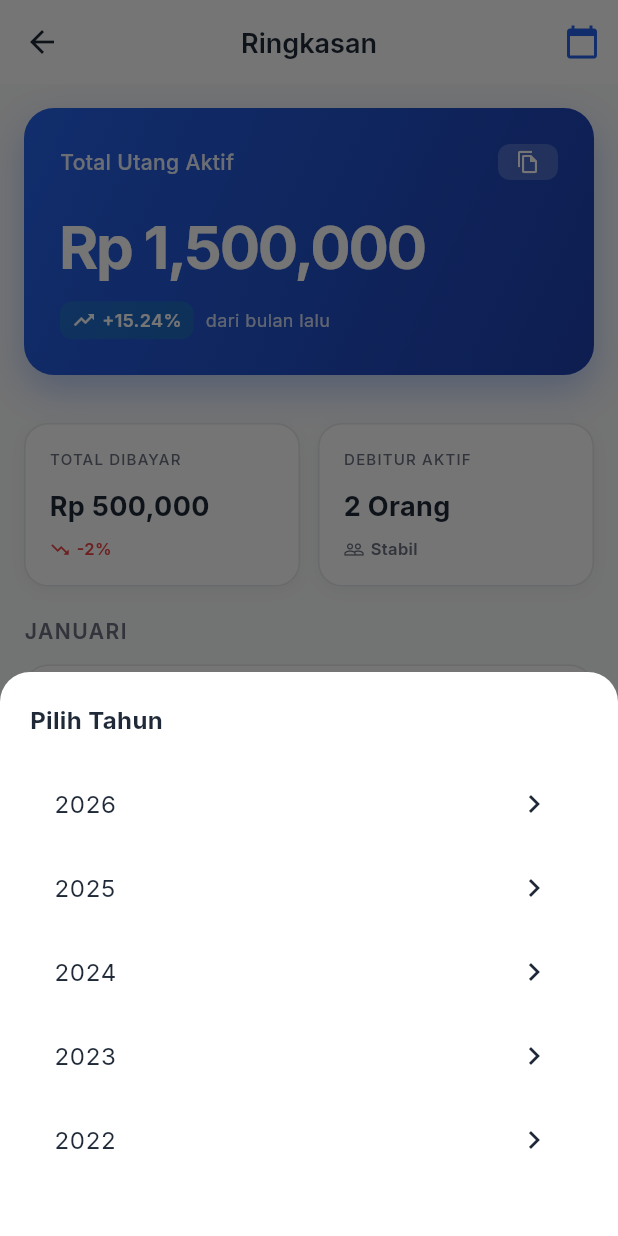
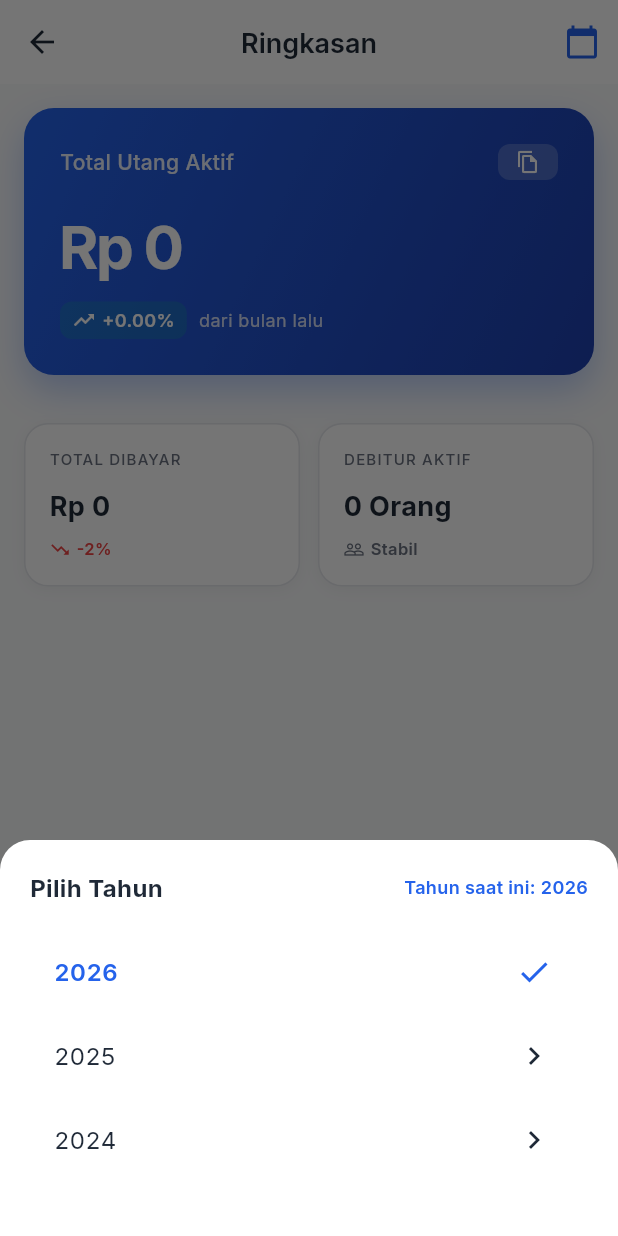
Before and after one commit to d2y-flutter/d2ycredi, a Flutter app: the SummaryView screen opened directly, after a tap on the "calendar today" icon, on a phone screen of 412 x 824 dp. Run offline on Flutter 3.47's test engine with Material 3 defaults, Android fonts, the phone set to English and light mode, and no system bars; our stand-ins replace cached_network_image, carousel_slider, dartz, easy_localization, equatable, flutter_bloc and 18 more; accounts and stored records are empty.

Commit message:
FEAT :: add summary debt features

```diff
--- a/lib/core/widgets/d2y_no_data.dart
+++ b/lib/core/widgets/d2y_no_data.dart
@@ -1,5 +1,6 @@
 import 'package:flutter/material.dart';
 import 'package:flutter_svg/flutter_svg.dart';
+import 'package:iconsax_flutter/iconsax_flutter.dart';
 import '../config/app_color.dart';
 import '../config/app_constants.dart';
 import '../config/app_text_styles.dart';
@@ -21,7 +22,7 @@ class D2YNoData extends StatelessWidget {
     this.message,
     this.imagePath,
     this.icon,
-    this.imageSize = 200.0,
+    this.imageSize = 180.0,
     this.actionLabel,
     this.onAction,
     this.customWidget,
@@ -128,7 +129,7 @@ class D2YNoData extends StatelessWidget {
     VoidCallback? onAction,
   }) {
     return D2YNoData(
-      icon: Icons.inbox_outlined,
+      icon: Iconsax.empty_wallet,
       title: title ?? 'No Data',
       message: message ?? 'There is no data to display',
       actionLabel: actionLabel,
--- a/lib/features/debt/data/datasources/debt_local_datasource.dart
+++ b/lib/features/debt/data/datasources/debt_local_datasource.dart
@@ -1,5 +1,5 @@
-import 'package:d2ycredi/features/debt/domain/entities/debt.dart';
 import 'package:sqflite/sqflite.dart';
+
 import '../../../../core/database/app_database.dart';
 import '../models/debt_model.dart';
 
@@ -26,8 +26,7 @@ class DebtLocalDataSourceImpl implements DebtLocalDataSource {
     );
 
     if (result.isEmpty) {
-      await _seedInitialData(db);
-      return getDebts();
+      return [];
     }
 
     return result.map(DebtModel.fromMap).toList();
@@ -63,31 +62,4 @@ class DebtLocalDataSourceImpl implements DebtLocalDataSource {
       whereArgs: [id],
     );
   }
-
-  Future<void> _seedInitialData(Database db) async {
-    final defaultDebts = [
-      DebtModel(
-        id: '1',
-        borrowerName: 'Budi Santoso',
-        borrowerAvatar: 'https://i.pravatar.cc/150?img=1',
-        amount: 1500000,
-        dueDate: DateTime(2023, 10, 25),
-        status: DebtStatus.belum,
-        note: 'Pinjaman untuk modal usaha',
-      ),
-      DebtModel(
-        id: '2',
-        borrowerName: 'Siti Aminah',
-        borrowerAvatar: 'https://i.pravatar.cc/150?img=5',
-        amount: 500000,
-        dueDate: DateTime(2023, 10, 10),
-        status: DebtStatus.lunas,
-        note: 'Sudah lunas',
-      ),
-    ];
-
-    for (final debt in defaultDebts) {
-      await db.insert(_table, debt.toMap());
-    }
-  }
 }
--- a/lib/features/debt/presentation/bloc/add_debt/add_debt_bloc.dart
+++ b/lib/features/debt/presentation/bloc/add_debt/add_debt_bloc.dart
@@ -91,7 +91,7 @@ class AddDebtBloc extends Bloc<AddDebtEvent, AddDebtState> {
   }
 
   String generateAvatarFromName(String name) {
-    final encodedName = Uri.encodeComponent(name.trim());
-    return 'https://ui-avatars.com/api/?name=$encodedName&background=0D8ABC&color=fff';
+    final encodedName = name.trim();
+    return 'https://ui-avatars.com/api/?name=$encodedName&background=random';
   }
 }
--- a/lib/features/summary/data/datasources/summary_local_datasource.dart
+++ b/lib/features/summary/data/datasources/summary_local_datasource.dart
@@ -29,11 +29,42 @@ class SummaryLocalDataSourceImpl implements SummaryLocalDataSource {
       }
     }
 
-    // Calculate percentage change (dummy calculation)
-    final percentageChange = totalActive > 0 ? 15.24 : -2.0;
+    // Calculate real percentage change from previous month
+    final now = DateTime.now();
+    final currentMonthDebts = debts.where((d) {
+      final debtDate = d.loanDate ?? d.dueDate;
+      return debtDate.year == now.year &&
+             debtDate.month == now.month &&
+             d.status == DebtStatus.belum;
+    }).toList();
 
-    // Get monthly data
-    final monthlyData = await getMonthlyHistory(year: DateTime.now().year);
+    final previousMonthDebts = debts.where((d) {
+      final debtDate = d.loanDate ?? d.dueDate;
+      final previousMonth = DateTime(now.year, now.month - 1);
+      return debtDate.year == previousMonth.year &&
+             debtDate.month == previousMonth.month &&
+             d.status == DebtStatus.belum;
+    }).toList();
+
+    final currentMonthTotal = currentMonthDebts.fold<double>(
+      0,
+      (sum, debt) => sum + debt.amount,
+    );
+    final previousMonthTotal = previousMonthDebts.fold<double>(
+      0,
+      (sum, debt) => sum + debt.amount,
+    );
+
+    double percentageChange = 0;
+    if (previousMonthTotal > 0) {
+      percentageChange = ((currentMonthTotal - previousMonthTotal) /
+                         previousMonthTotal) * 100;
+    } else if (currentMonthTotal > 0) {
+      percentageChange = 100;
+    }
+
+    // Get monthly data for current year
+    final monthlyData = await getMonthlyHistory(year: now.year);
 
     return SummaryStats(
       totalActiveDebt: totalActive,
@@ -48,47 +79,102 @@ class SummaryLocalDataSourceImpl implements SummaryLocalDataSource {
   Future<List<MonthlySummary>> getMonthlyHistory({required int year}) async {
     final debts = await debtLocalDataSource.getDebts();
 
-    // Group debts by month
-    final Map<int, List<dynamic>> monthlyDebts = {};
+    // Group debts by year and month
+    final Map<String, Map<String, dynamic>> monthlyGroups = {};
 
     for (var debt in debts) {
-      if (debt.loanDate?.year == year || debt.dueDate.year == year) {
-        final month = debt.loanDate?.month ?? debt.dueDate.month;
-        if (!monthlyDebts.containsKey(month)) {
-          monthlyDebts[month] = [];
-        }
-        monthlyDebts[month]!.add(debt);
+      final debtDate = debt.loanDate ?? debt.dueDate;
+
+      // Only include debts from the selected year or the year before
+      if (debtDate.year != year && debtDate.year != year - 1) continue;
+
+      final monthKey = '${debtDate.year}-${debtDate.month.toString().padLeft(2, '0')}';
+
+      if (!monthlyGroups.containsKey(monthKey)) {
+        monthlyGroups[monthKey] = {
+          'year': debtDate.year,
+          'month': debtDate.month,
+          'newLoans': <Debt>[],
+          'payments': <Debt>[],
+        };
+      }
+
+      // Categorize as new loan or payment
+      if (debt.status == DebtStatus.belum) {
+        monthlyGroups[monthKey]!['newLoans'].add(debt);
+      } else {
+        monthlyGroups[monthKey]!['payments'].add(debt);
       }
     }
 
-    // Generate monthly summaries
+    // Convert to MonthlySummary list
     final List<MonthlySummary> summaries = [];
 
-    // Add some dummy data for demo
-    summaries.add(
-      const MonthlySummary(
-        month: 'JANUARI',
-        year: 2024,
-        totalNewLoans: 1200000,
-        newLoansCount: 4,
-        totalPayments: 0,
-        paymentsCount: 0,
-        status: 'Meningkat',
-      ),
-    );
+    for (var entry in monthlyGroups.entries) {
+      final data = entry.value;
+      final newLoans = data['newLoans'] as List<Debt>;
+      final payments = data['payments'] as List<Debt>;
 
-    summaries.add(
-      const MonthlySummary(
-        month: 'DESEMBER',
-        year: 2023,
-        totalNewLoans: 2100000,
-        newLoansCount: 6,
-        totalPayments: 1500000,
-        paymentsCount: 5,
-        status: 'Selesai',
-      ),
-    );
+      final totalNewLoans = newLoans.fold<double>(
+        0,
+        (sum, debt) => sum + debt.amount,
+      );
+      final totalPayments = payments.fold<double>(
+        0,
+        (sum, debt) => sum + debt.amount,
+      );
+
+      // Determine status
+      String status;
+      if (payments.isEmpty && newLoans.isNotEmpty) {
+        status = 'Meningkat';
+      } else if (payments.isNotEmpty && newLoans.isEmpty) {
+        status = 'Selesai';
+      } else if (totalNewLoans > totalPayments) {
+        status = 'Meningkat';
+      } else if (totalPayments > totalNewLoans) {
+        status = 'Menurun';
+      } else {
+        status = 'Stabil';
+      }
+
+      summaries.add(
+        MonthlySummary(
+          month: _getMonthName(data['month']),
+          year: data['year'],
+          totalNewLoans: totalNewLoans,
+          newLoansCount: newLoans.length,
+          totalPayments: totalPayments,
+          paymentsCount: payments.length,
+          status: status,
+        ),
+      );
+    }
+
+    // Sort by year and month (descending)
+    summaries.sort((a, b) {
+      if (a.year != b.year) {
+        return b.year.compareTo(a.year);
+      }
+      return _getMonthNumber(b.month).compareTo(_getMonthNumber(a.month));
+    });
 
     return summaries;
   }
+
+  String _getMonthName(int month) {
+    const months = [
+      'JANUARI', 'FEBRUARI', 'MARET', 'APRIL', 'MEI', 'JUNI',
+      'JULI', 'AGUSTUS', 'SEPTEMBER', 'OKTOBER', 'NOVEMBER', 'DESEMBER'
+    ];
+    return months[month - 1];
+  }
+
+  int _getMonthNumber(String monthName) {
+    const months = [
+      'JANUARI', 'FEBRUARI', 'MARET', 'APRIL', 'MEI', 'JUNI',
+      'JULI', 'AGUSTUS', 'SEPTEMBER', 'OKTOBER', 'NOVEMBER', 'DESEMBER'
+    ];
+    return months.indexOf(monthName) + 1;
+  }
 }
--- a/lib/features/summary/domain/entities/monthly_summary.dart
+++ b/lib/features/summary/domain/entities/monthly_summary.dart
@@ -7,7 +7,7 @@ class MonthlySummary extends Equatable {
   final int newLoansCount;
   final double totalPayments;
   final int paymentsCount;
-  final String status; // 'Meningkat', 'Stabil', 'Menurun'
+  final String status; // 'Meningkat', 'Stabil', 'Menurun', 'Selesai'
 
   const MonthlySummary({
     required this.month,
@@ -54,4 +54,20 @@ class SummaryStats extends Equatable {
         percentageChange,
         monthlyData,
       ];
+
+  SummaryStats copyWith({
+    double? totalActiveDebt,
+    double? totalPaidDebt,
+    int? totalDebtors,
+    double? percentageChange,
+    List<MonthlySummary>? monthlyData,
+  }) {
+    return SummaryStats(
+      totalActiveDebt: totalActiveDebt ?? this.totalActiveDebt,
+      totalPaidDebt: totalPaidDebt ?? this.totalPaidDebt,
+      totalDebtors: totalDebtors ?? this.totalDebtors,
+      percentageChange: percentageChange ?? this.percentageChange,
+      monthlyData: monthlyData ?? this.monthlyData,
+    );
+  }
 }
--- a/lib/features/summary/presentation/bloc/summary_event.dart
+++ b/lib/features/summary/presentation/bloc/summary_event.dart
@@ -17,3 +17,12 @@ class ChangeSelectedYear extends SummaryEvent {
   @override
   List<Object?> get props => [year];
 }
+
+class FilterByYear extends SummaryEvent {
+  final int year;
+
+  const FilterByYear(this.year);
+
+  @override
+  List<Object?> get props => [year];
+}
--- a/lib/features/summary/presentation/pages/summary_page.dart
+++ b/lib/features/summary/presentation/pages/summary_page.dart
@@ -1,6 +1,6 @@
 import 'package:flutter/material.dart';
 import 'package:flutter_bloc/flutter_bloc.dart';
-import 'package:go_router/go_router.dart';
+
 import '../../../../core/config/app_color.dart';
 import '../../../../core/config/app_constants.dart';
 import '../../../../core/config/app_text_styles.dart';
@@ -9,18 +9,19 @@ import '../../../../injection_container.dart';
 import '../bloc/summary_bloc.dart';
 import '../bloc/summary_event.dart';
 import '../bloc/summary_state.dart';
+import '../widgets/monthly_summary_item.dart';
 import '../widgets/summary_header_card.dart';
 import '../widgets/summary_stats_card.dart';
-import '../widgets/monthly_summary_item.dart';
 
 class SummaryPage extends StatelessWidget {
-  const SummaryPage({super.key});
+  const SummaryPage({Key? key}) : super(key: key);
 
   @override
   Widget build(BuildContext context) {
     return BlocProvider(
       create: (context) => SummaryBloc(
         getSummaryStatsUseCase: getIt(),
+        summaryRepository: getIt(),
       )..add(LoadSummaryStats()),
       child: const SummaryView(),
     );
@@ -28,7 +29,7 @@ class SummaryPage extends StatelessWidget {
 }
 
 class SummaryView extends StatelessWidget {
-  const SummaryView({super.key});
+  const SummaryView({Key? key}) : super(key: key);
 
   @override
   Widget build(BuildContext context) {
@@ -37,10 +38,6 @@ class SummaryView extends StatelessWidget {
       appBar: AppBar(
         backgroundColor: AppColor.white,
         elevation: 0,
-        leading: IconButton(
-          icon: const Icon(Icons.arrow_back, color: AppColor.textPrimary),
-          onPressed: () => context.pop(),
-        ),
         title: Text(
           'Ringkasan',
           style: AppTextStyles.h5.copyWith(
@@ -50,10 +47,18 @@ class SummaryView extends StatelessWidget {
         ),
         centerTitle: true,
         actions: [
-          IconButton(
+          BlocBuilder<SummaryBloc, SummaryState>(
+            builder: (context, state) {
+              if (state is! SummaryLoaded) {
+                return const SizedBox(width: 48);
+              }
+
+              return IconButton(
                 icon: const Icon(Icons.calendar_today, color: AppColor.primary),
                 onPressed: () {
-              _showYearPicker(context);
+                  _showYearPicker(context, state);
+                },
+              );
             },
           ),
         ],
@@ -79,6 +84,13 @@ class SummaryView extends StatelessWidget {
                     state.message,
                     style: AppTextStyles.bodyLarge,
                   ),
+                  const SizedBox(height: AppConstants.spaceLG),
+                  ElevatedButton(
+                    onPressed: () {
+                      context.read<SummaryBloc>().add(LoadSummaryStats());
+                    },
+                    child: const Text('Coba Lagi'),
+                  ),
                 ],
               ),
             );
@@ -95,6 +107,18 @@ class SummaryView extends StatelessWidget {
   }
 
   Widget _buildContent(BuildContext context, SummaryLoaded state) {
+    // Group monthly data by year
+    final Map<int, List<dynamic>> groupedByYear = {};
+    for (var summary in state.stats.monthlyData) {
+      if (!groupedByYear.containsKey(summary.year)) {
+        groupedByYear[summary.year] = [];
+      }
+      groupedByYear[summary.year]!.add(summary);
+    }
+
+    // Sort years descending
+    final sortedYears = groupedByYear.keys.toList()..sort((a, b) => b.compareTo(a));
+
     return RefreshIndicator(
       onRefresh: () async {
         context.read<SummaryBloc>().add(LoadSummaryStats());
@@ -120,32 +144,9 @@ class SummaryView extends StatelessWidget {
             child: SizedBox(height: AppConstants.spaceXL),
           ),
 
-          // Monthly History Title
-          SliverToBoxAdapter(
-            child: Padding(
-              padding: const EdgeInsets.symmetric(
-                horizontal: AppConstants.paddingLG,
-              ),
-              child: Text(
-                state.stats.monthlyData.isNotEmpty
-                    ? state.stats.monthlyData.first.month.toUpperCase()
-                    : 'RIWAYAT BULANAN',
-                style: AppTextStyles.labelLarge.copyWith(
-                  color: AppColor.textSecondary,
-                  fontWeight: FontWeight.w600,
-                  letterSpacing: 1,
-                ),
-              ),
-            ),
-          ),
-
-          const SliverToBoxAdapter(
-            child: SizedBox(height: AppConstants.spaceMD),
-          ),
-
-          // Monthly History List
-          state.stats.monthlyData.isEmpty
-              ? SliverFillRemaining(
+          // Monthly History by Year
+          if (state.stats.monthlyData.isEmpty)
+            SliverFillRemaining(
               child: Center(
                 child: Column(
                   mainAxisAlignment: MainAxisAlignment.center,
@@ -157,7 +158,7 @@ class SummaryView extends StatelessWidget {
                     ),
                     const SizedBox(height: AppConstants.spaceLG),
                     Text(
-                          'Belum ada riwayat',
+                      'Belum ada riwayat transaksi',
                       style: AppTextStyles.bodyLarge.copyWith(
                         color: AppColor.textSecondary,
                       ),
@@ -166,20 +167,45 @@ class SummaryView extends StatelessWidget {
                 ),
               ),
             )
-              : SliverPadding(
+          else
+            ...sortedYears.map((year) {
+              final yearData = groupedByYear[year]!;
+
+              return SliverList(
+                delegate: SliverChildListDelegate([
+                  // Year divider/header would go here if needed
+                  ...yearData.map((summary) {
+                    return Column(
+                      crossAxisAlignment: CrossAxisAlignment.start,
+                      children: [
+                        // Month/Year header
+                        Padding(
                           padding: const EdgeInsets.symmetric(
                             horizontal: AppConstants.paddingLG,
                           ),
-                  sliver: SliverList(
-                    delegate: SliverChildBuilderDelegate(
-                      (context, index) {
-                        final summary = state.stats.monthlyData[index];
-                        return MonthlySummaryItem(summary: summary);
-                      },
-                      childCount: state.stats.monthlyData.length,
+                          child: Text(
+                            '${summary.month} ${summary.year}',
+                            style: AppTextStyles.labelLarge.copyWith(
+                              color: AppColor.textSecondary,
+                              fontWeight: FontWeight.w600,
+                              letterSpacing: 1,
                             ),
                           ),
                         ),
+                        const SizedBox(height: AppConstants.spaceMD),
+                        Padding(
+                          padding: const EdgeInsets.symmetric(
+                            horizontal: AppConstants.paddingLG,
+                          ),
+                          child: MonthlySummaryItem(summary: summary),
+                        ),
+                        const SizedBox(height: AppConstants.spaceLG),
+                      ],
+                    );
+                  }).toList(),
+                ]),
+              );
+            }).toList(),
 
           const SliverToBoxAdapter(
             child: SizedBox(height: AppConstants.spaceXXL),
@@ -189,9 +215,19 @@ class SummaryView extends StatelessWidget {
     );
   }
 
-  void _showYearPicker(BuildContext context) {
+  void _showYearPicker(BuildContext context, SummaryLoaded state) {
+    // Get available years from data
+    final availableYears = state.stats.monthlyData
+        .map((m) => m.year)
+        .toSet()
+        .toList()
+      ..sort((a, b) => b.compareTo(a));
+
+    // If no data, show current year and previous years
+    if (availableYears.isEmpty) {
       final currentYear = DateTime.now().year;
-    final years = List.generate(5, (index) => currentYear - index);
+      availableYears.addAll([currentYear, currentYear - 1, currentYear - 2]);
+    }
 
     showModalBottomSheet(
       context: context,
@@ -200,11 +236,14 @@ class SummaryView extends StatelessWidget {
           top: Radius.circular(AppConstants.radiusXL),
         ),
       ),
-      builder: (context) => Container(
+      builder: (modalContext) => Container(
         padding: const EdgeInsets.all(AppConstants.paddingXL),
         child: Column(
           mainAxisSize: MainAxisSize.min,
           crossAxisAlignment: CrossAxisAlignment.start,
+          children: [
+            Row(
+              mainAxisAlignment: MainAxisAlignment.spaceBetween,
               children: [
                 Text(
                   'Pilih Tahun',
@@ -213,20 +252,34 @@ class SummaryView extends StatelessWidget {
                     fontWeight: FontWeight.bold,
                   ),
                 ),
+                Text(
+                  'Tahun saat ini: ${state.selectedYear}',
+                  style: AppTextStyles.bodySmall.copyWith(
+                    color: AppColor.primary,
+                    fontWeight: FontWeight.w600,
+                  ),
+                ),
+              ],
+            ),
             const SizedBox(height: AppConstants.spaceLG),
-            ...years.map((year) {
+            ...availableYears.map((year) {
+              final isSelected = year == state.selectedYear;
               return ListTile(
                 title: Text(
                   year.toString(),
-                  style: AppTextStyles.bodyLarge,
+                  style: AppTextStyles.bodyLarge.copyWith(
+                    color: isSelected ? AppColor.primary : AppColor.textPrimary,
+                    fontWeight: isSelected ? FontWeight.w600 : FontWeight.normal,
                   ),
-                trailing: const Icon(Icons.chevron_right),
+                ),
+                trailing: isSelected
+                    ? const Icon(Icons.check, color: AppColor.primary)
+                    : const Icon(Icons.chevron_right),
                 onTap: () {
                   context.read<SummaryBloc>().add(ChangeSelectedYear(year));
-                  Navigator.pop(context);
+                  Navigator.pop(modalContext);
                 },
               );
-            // ignore: unnecessary_to_list_in_spreads
             }).toList(),
             const SizedBox(height: AppConstants.spaceLG),
           ],
--- a/lib/injection_container.dart
+++ b/lib/injection_container.dart
@@ -117,7 +117,7 @@ Future<void> _registerSummary() async {
 
   // Bloc
   getIt.registerFactory(
-    () => SummaryBloc(getSummaryStatsUseCase: getIt()),
+    () => SummaryBloc(getSummaryStatsUseCase: getIt(),summaryRepository: getIt()),
   );
 }
 
```
Also changed, not shown: lib/core/services/permission_service.dart (+25 -36 lines), lib/core/utils/avatar_color_utils.dart (added, +21 -0 lines), lib/core/utils/helpers.dart (+28 -0 lines), lib/core/widgets/d2y_image_picker.dart (+20 -20 lines), lib/features/debt/presentation/pages/debt_list_page.dart (+33 -29 lines), lib/features/debt/presentation/widgets/detail_debt/payment_info_card.dart (+10 -6 lines), lib/features/main/presentation/pages/main_page.dart (+3 -11 lines), lib/features/summary/presentation/bloc/summary_bloc.dart (+31 -0 lines), 1 other file. Lines whose indentation alone changed are shown as unchanged.
